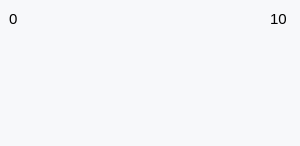
Qt form UIFiles/belt_tile.ui (DORSA-co/MSC_Conveyor) before a commit.
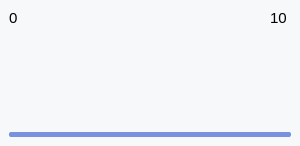
The same form after that commit.

What changed in the file:
```diff
--- a/UIFiles/belt_tile.ui
+++ b/UIFiles/belt_tile.ui
@@ -75,6 +75,9 @@
          <enum>QFrame::Raised</enum>
         </property>
         <layout class="QVBoxLayout" name="verticalLayout_3">
+         <property name="spacing">
+          <number>4</number>
+         </property>
          <item>
           <layout class="QHBoxLayout" name="horizontalLayout">
            <property name="topMargin">
@@ -82,6 +85,12 @@
            </property>
            <item>
             <widget class="QLabel" name="meterage_low_label">
+             <property name="sizePolicy">
+              <sizepolicy hsizetype="Fixed" vsizetype="Preferred">
+               <horstretch>0</horstretch>
+               <verstretch>0</verstretch>
+              </sizepolicy>
+             </property>
              <property name="font">
               <font>
                <pointsize>11</pointsize>
@@ -93,17 +102,28 @@
             </widget>
            </item>
            <item>
-            <spacer name="horizontalSpacer_3">
-             <property name="orientation">
-              <enum>Qt::Horizontal</enum>
+            <widget class="QPushButton" name="left_arrow">
+             <property name="styleSheet">
+              <string notr="true">#left_arrow{
+	border: 0px solid gray;
+}</string>
              </property>
-             <property name="sizeHint" stdset="0">
-              <size>
-               <width>40</width>
-               <height>20</height>
-              </size>
+             <property name="text">
+              <string/>
              </property>
-            </spacer>
+            </widget>
+           </item>
+           <item>
+            <widget class="QPushButton" name="right_arrow">
+             <property name="styleSheet">
+              <string notr="true">#right_arrow{
+	border: 0px solid gray;
+}</string>
+             </property>
+             <property name="text">
+              <string/>
+             </property>
+            </widget>
            </item>
            <item>
             <widget class="QLabel" name="meterage_high_label">
@@ -173,6 +193,19 @@
            </layout>
           </widget>
          </item>
+         <item>
+          <widget class="QLabel" name="label_2">
+           <property name="styleSheet">
+            <string notr="true">background-color: #7892DF;
+min-height: 5px;
+max-height: 5px;
+border-radius: 2px;</string>
+           </property>
+           <property name="text">
+            <string/>
+           </property>
+          </widget>
+         </item>
         </layout>
        </widget>
       </item>
```
Left out of the diff: 4 changed lines with no effect on the pictures.
